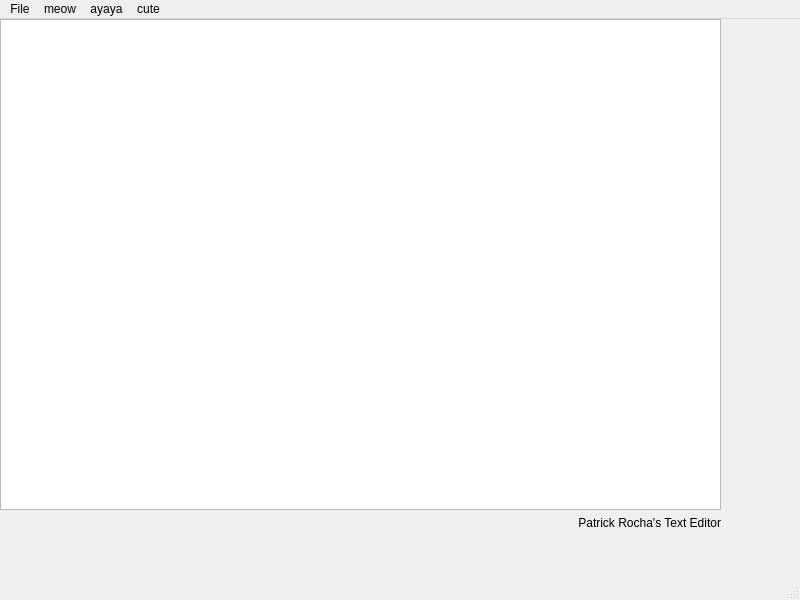
This is mainwindow.ui in Patrick-Rocha/Windows-Text-Editor as Qt 5 draws it before an edit. The edited form follows.
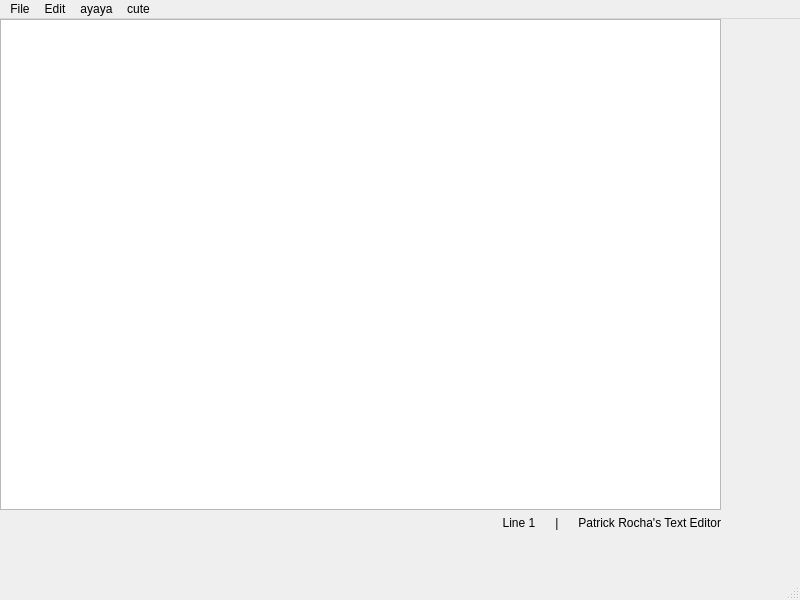
This is the edited form.

Diff of the .ui file:
```diff
--- a/mainwindow.ui
+++ b/mainwindow.ui
@@ -30,7 +30,7 @@
      <item>
       <widget class="QLabel" name="namelabel">
        <property name="text">
-        <string>Patrick Rocha's Text Editor</string>
+        <string>Line 1      |      Patrick Rocha's Text Editor</string>
        </property>
        <property name="alignment">
         <set>Qt::AlignRight|Qt::AlignTrailing|Qt::AlignVCenter</set>
@@ -60,7 +60,7 @@
    </widget>
    <widget class="QMenu" name="menuhello">
     <property name="title">
-     <string>meow</string>
+     <string>Edit</string>
     </property>
    </widget>
    <widget class="QMenu" name="menuayaya">
```
Left out of the diff: 9 changed lines with no effect on the pictures.
